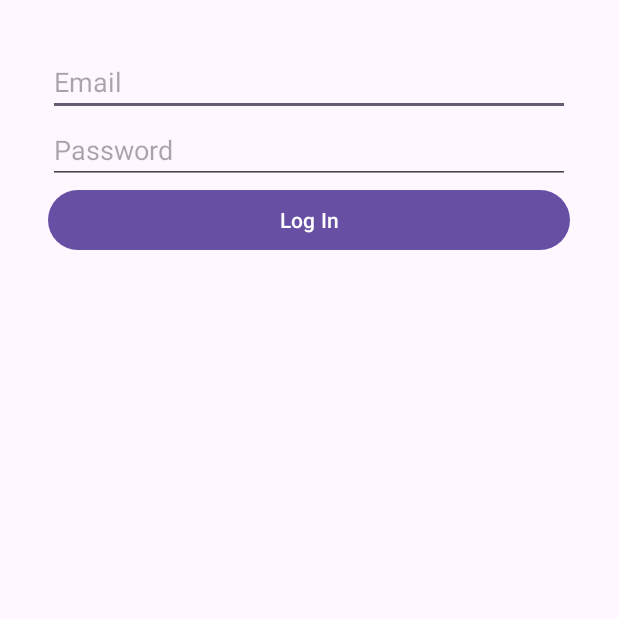
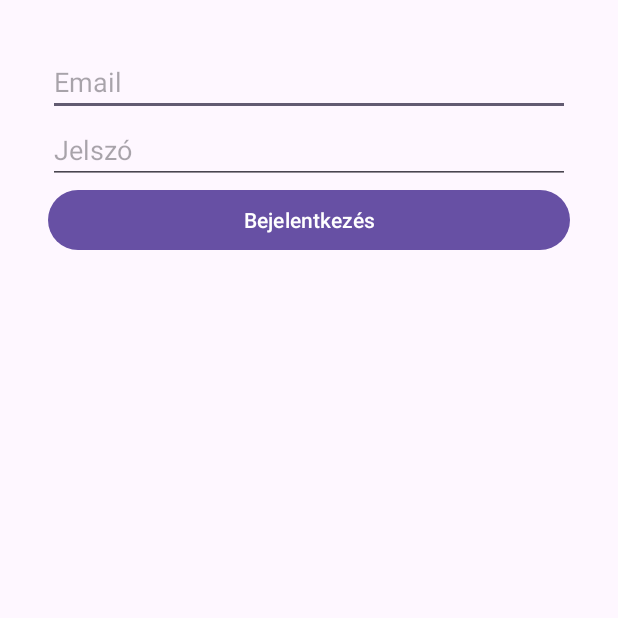
Before and after one commit to JaniITmer/EzLearnApp, an Android app: the LoginActivity screen opened directly, with no data from a screen before it, on a phone screen of 412 x 824 dp, the top half of it. Run offline under Robolectric (Android 15) with nearby library versions, the light colour scheme and no system bars; our stand-ins replace Firebase (no records; nobody signed in at launch, a user with empty details on screens opened directly).

Commit message:
regisztracio jelszohossz
legalább  8 karakteres  legyen egy  jelszó regisztrációnál, ellenkező esetben hibaüzenet

```diff
--- a/app/build.gradle
+++ b/app/build.gradle
@@ -31,6 +31,7 @@ android {
     buildFeatures {
         viewBinding true
     }
+    buildToolsVersion '34.0.0'
 }
 
 dependencies {
--- a/app/src/main/java/com/janos/nagy/ezlearnapp/RegisterActivity.java
+++ b/app/src/main/java/com/janos/nagy/ezlearnapp/RegisterActivity.java
@@ -40,6 +40,11 @@ public class RegisterActivity extends AppCompatActivity {
                 return;
             }
 
+            if (password.length() < 8) {
+                Toast.makeText(RegisterActivity.this, "A jelszónak legalább 8 karakter hosszúnak kell lennie!", Toast.LENGTH_SHORT).show();
+                return;
+            }
+
 
             auth.createUserWithEmailAndPassword(email, password)
                     .addOnCompleteListener(task -> {
--- a/app/src/main/res/layout/activity_login.xml
+++ b/app/src/main/res/layout/activity_login.xml
@@ -18,7 +18,7 @@
         android:id="@+id/passwordEditText"
         android:layout_width="match_parent"
         android:layout_height="wrap_content"
-        android:hint="Password"
+        android:hint="Jelszó"
         android:inputType="textPassword" />
 
     <!-- Bejelentkezés gomb -->
@@ -26,5 +26,5 @@
         android:id="@+id/loginButton"
         android:layout_width="match_parent"
         android:layout_height="wrap_content"
-        android:text="Log In" />
+        android:text="Bejelentkezés" />
 </LinearLayout>
--- a/gradle/libs.versions.toml
+++ b/gradle/libs.versions.toml
@@ -1,5 +1,5 @@
 [versions]
-agp = "8.7.2"
+agp = "8.7.3"
 firebaseBom = "33.6.0"
 junit = "4.13.2"
 junitVersion = "1.1.5"
```
